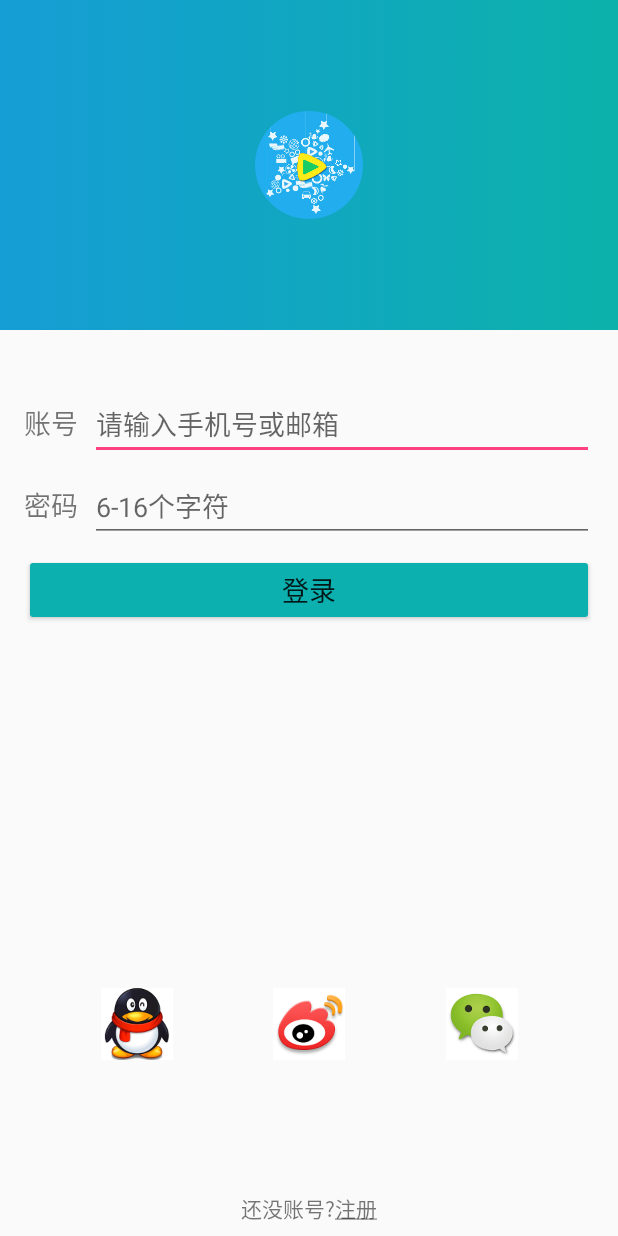
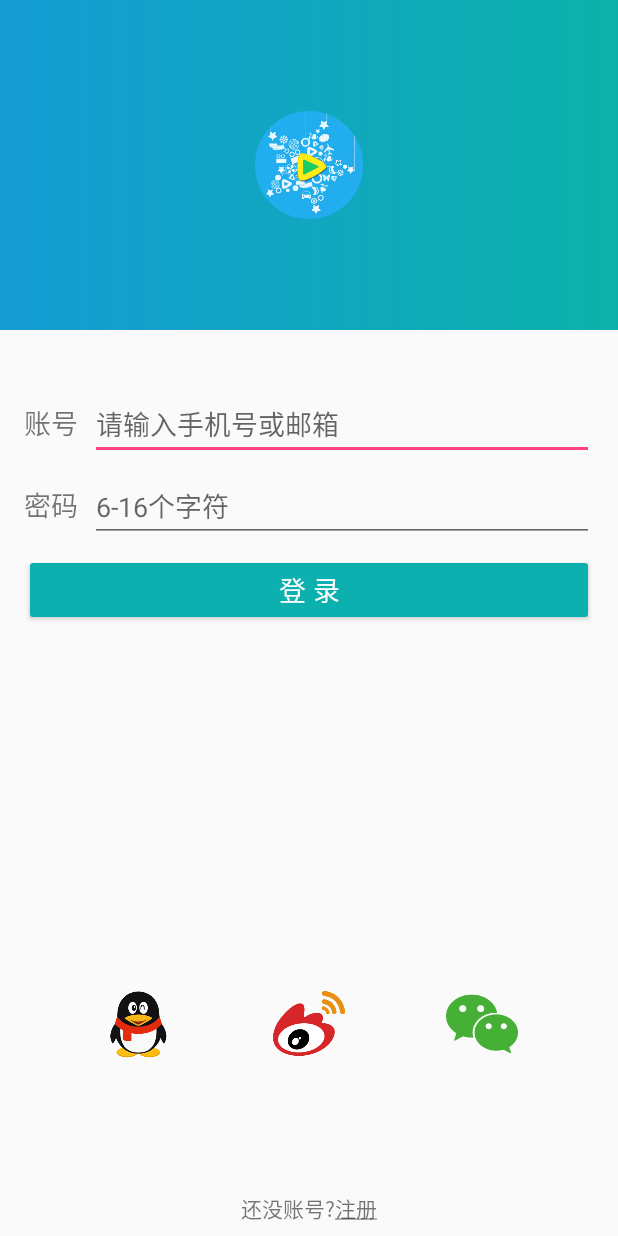
Before and after one commit to mmengchuang/Pike, an Android app: the screen it shows after launch (LoginActivity), on a phone screen of 412 x 824 dp. Run offline under Robolectric (Android 15) with nearby library versions, the phone set to English and light mode, and no system bars; our stand-ins replace CircleImageView; libraries missing offline, so code that uses them is left out: cn.bmob.sms, cn.bmob.v3; 2 statements that could not run were skipped.

Commit message:
更新登陆页面-第三方登陆图标

```diff
--- a/app/src/main/res/layout/activity_login1.xml
+++ b/app/src/main/res/layout/activity_login1.xml
@@ -89,7 +89,8 @@
         android:id="@+id/act_login_btn"
         android:layout_width="0dp"
         android:layout_height="wrap_content"
-        android:text="登录"
+        android:text="登 录"
+        android:textColor="#ffff"
         android:theme="@style/MyButton"
         android:layout_marginTop="8dp"
         app:layout_constraintTop_toBottomOf="@+id/act_login_pwd"
```
Also changed, not shown: app/src/main/res/drawable-hdpi/ic_qq.png (added), app/src/main/res/drawable-hdpi/ic_weibo.png (added), app/src/main/res/drawable-hdpi/ic_weixin.png (added), app/src/main/res/drawable/ic_qq.png (deleted), app/src/main/res/drawable/ic_weibo.png (deleted), app/src/main/res/drawable/ic_weixin.png (deleted), 6 other files.
